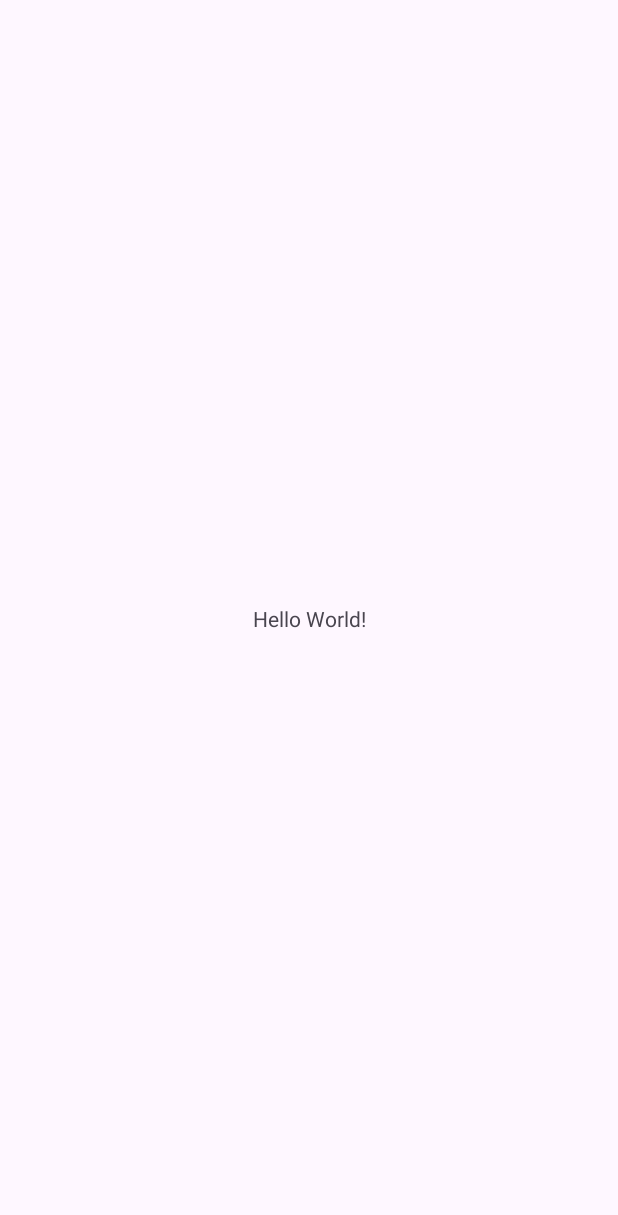
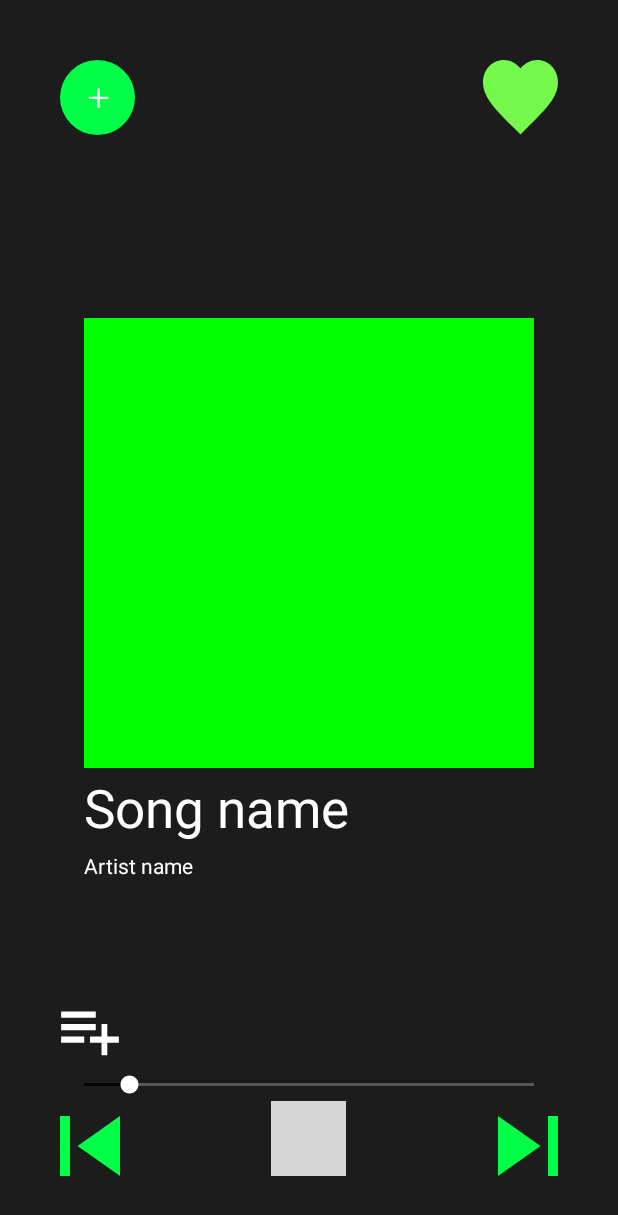
Before and after one commit to Yjoubayr/Projecte33, an Android app: the screen it shows after launch (MainActivity), on a phone screen of 412 x 824 dp. Before the commit the part shown is almost empty. Shown: the top 1215 px of the screen. Run offline under Robolectric (Android 15) with nearby library versions, the phone set to English and light mode, and no system bars; grey boxes are pictures that could not be loaded.

Commit message:
Pantalla Main on es reprudueixen les cançons feta

```diff
--- a/Android/ReproductorMusica/app/src/main/AndroidManifest.xml
+++ b/Android/ReproductorMusica/app/src/main/AndroidManifest.xml
@@ -13,6 +13,9 @@
         android:theme="@style/Theme.ReproductorMusica"
         tools:targetApi="31">
         <activity
+            android:name=".Llist"
+            android:exported="false" />
+        <activity
             android:name=".MainActivity"
             android:exported="true">
             <intent-filter>
--- /dev/null
+++ b/Android/ReproductorMusica/app/src/main/java/cat/boscdelacoma/reproductormusica/Llist.kt
@@ -0,0 +1,11 @@
+package cat.boscdelacoma.reproductormusica
+
+import androidx.appcompat.app.AppCompatActivity
+import android.os.Bundle
+
+class Llist : AppCompatActivity() {
+    override fun onCreate(savedInstanceState: Bundle?) {
+        super.onCreate(savedInstanceState)
+        setContentView(R.layout.activity_llist)
+    }
+}
--- /dev/null
+++ b/Android/ReproductorMusica/app/src/main/res/drawable/addplaylist.xml
@@ -0,0 +1,12 @@
+<vector xmlns:android="http://schemas.android.com/apk/res/android"
+    android:width="49dp"
+    android:height="49dp"
+    android:viewportWidth="49"
+    android:viewportHeight="49">
+  <path
+      android:pathData="M24.5,24.5m-24.5,0a24.5,24.5 0,1 1,49 0a24.5,24.5 0,1 1,-49 0"
+      android:fillColor="#00FF47"/>
+  <path
+      android:pathData="M31.575,25.5H26V31.125H24.375V25.5H18.825V24H24.375V18.375H26V24H31.575V25.5Z"
+      android:fillColor="#ffffff"/>
+</vector>
--- /dev/null
+++ b/Android/ReproductorMusica/app/src/main/res/drawable/addsongplaylist.xml
@@ -0,0 +1,9 @@
+<vector xmlns:android="http://schemas.android.com/apk/res/android"
+    android:width="39dp"
+    android:height="27dp"
+    android:viewportWidth="39"
+    android:viewportHeight="27">
+  <path
+      android:pathData="M23.25,7.75L0.75,7.75L0.75,11.5L23.25,11.5V7.75ZM23.25,0.25L0.75,0.25L0.75,4L23.25,4V0.25ZM30.75,15.25V7.75H27V15.25H19.5V19H27V26.5H30.75V19L38.25,19V15.25H30.75ZM0.75,19H15.75L15.75,15.25H0.75L0.75,19Z"
+      android:fillColor="#ffffff"/>
+</vector>
--- /dev/null
+++ b/Android/ReproductorMusica/app/src/main/res/drawable/likesongsvg.xml
@@ -0,0 +1,9 @@
+<vector xmlns:android="http://schemas.android.com/apk/res/android"
+    android:width="80dp"
+    android:height="74dp"
+    android:viewportWidth="80"
+    android:viewportHeight="74">
+  <path
+      android:pathData="M40,73.4L34.2,68.12C13.6,49.44 0,37.12 0,22C0,9.68 9.68,0 22,0C28.96,0 35.64,3.24 40,8.36C44.36,3.24 51.04,0 58,0C70.32,0 80,9.68 80,22C80,37.12 66.4,49.44 45.8,68.16L40,73.4Z"
+      android:fillColor="#75F94C"/>
+</vector>
--- /dev/null
+++ b/Android/ReproductorMusica/app/src/main/res/drawable/nextbtn.xml
@@ -0,0 +1,9 @@
+<vector xmlns:android="http://schemas.android.com/apk/res/android"
+    android:width="48dp"
+    android:height="48dp"
+    android:viewportWidth="48"
+    android:viewportHeight="48">
+  <path
+      android:pathData="M0,48L34,24L0,0L0,48ZM40,0V48H48V0L40,0Z"
+      android:fillColor="#00FF47"/>
+</vector>
--- /dev/null
+++ b/Android/ReproductorMusica/app/src/main/res/drawable/prevbtnsvg.xml
@@ -0,0 +1,9 @@
+<vector xmlns:android="http://schemas.android.com/apk/res/android"
+    android:width="48dp"
+    android:height="48dp"
+    android:viewportWidth="48"
+    android:viewportHeight="48">
+  <path
+      android:pathData="M0,0L8,0L8,48H0L0,0ZM14,24L48,48V0L14,24Z"
+      android:fillColor="#00FF47"/>
+</vector>
--- /dev/null
+++ b/Android/ReproductorMusica/app/src/main/res/drawable/simulador_imatge.xml
@@ -0,0 +1,11 @@
+<?xml version="1.0" encoding="utf-8"?>
+<shape xmlns:android="http://schemas.android.com/apk/res/android"
+    android:shape="rectangle">
+
+    <solid android:color="#00FF00" /> <!-- Código de color para verde -->
+
+    <size
+        android:width="100dp"
+    />
+
+</shape>
--- /dev/null
+++ b/Android/ReproductorMusica/app/src/main/res/layout/activity_llist.xml
@@ -0,0 +1,9 @@
+<?xml version="1.0" encoding="utf-8"?>
+<androidx.constraintlayout.widget.ConstraintLayout xmlns:android="http://schemas.android.com/apk/res/android"
+    xmlns:app="http://schemas.android.com/apk/res-auto"
+    xmlns:tools="http://schemas.android.com/tools"
+    android:layout_width="match_parent"
+    android:layout_height="match_parent"
+    tools:context=".Llist">
+
+</androidx.constraintlayout.widget.ConstraintLayout>
--- a/Android/ReproductorMusica/app/src/main/res/layout/activity_main.xml
+++ b/Android/ReproductorMusica/app/src/main/res/layout/activity_main.xml
@@ -1,18 +1,130 @@
 <?xml version="1.0" encoding="utf-8"?>
-<androidx.constraintlayout.widget.ConstraintLayout xmlns:android="http://schemas.android.com/apk/res/android"
+<RelativeLayout xmlns:android="http://schemas.android.com/apk/res/android"
     xmlns:app="http://schemas.android.com/apk/res-auto"
     xmlns:tools="http://schemas.android.com/tools"
     android:layout_width="match_parent"
     android:layout_height="match_parent"
-    tools:context=".MainActivity">
+    tools:context=".MainActivity"
+    android:orientation="vertical"
+    android:background="#1C1C1C"
+    android:padding="40dp"
+    >
+    <RelativeLayout
+        android:layout_width="match_parent"
+        android:layout_height="wrap_content"
+        android:orientation="horizontal"
+        >
+        <TextView
+            android:layout_width="50dp"
+            android:layout_height="50dp"
+            android:id="@+id/AddList"
+            android:textAlignment="center"
+            android:background="@drawable/addplaylist"
+            android:textColor="@color/white"
+            android:elevation="5dp"
+            android:layout_alignParentLeft="true"
+            />
+        <TextView
+            android:layout_width="50dp"
+            android:layout_height="50dp"
+            android:background="@drawable/likesongsvg"
+            android:id="@+id/AddFav"
+            android:layout_alignParentRight="true"
+            />
+    </RelativeLayout>
+    <RelativeLayout
+        android:layout_width="300dp"
+        android:layout_height="400dp"
+        android:orientation = "vertical"
+        android:layout_centerHorizontal="true"
+        android:layout_centerVertical="true"
+        >
+        <ImageView
+            android:layout_width="300dp"
+            android:layout_height="300dp"
+            android:background="@drawable/simulador_imatge"
+            />
 
-    <TextView
+        <TextView
+            android:layout_width="wrap_content"
+            android:layout_height="wrap_content"
+            android:text="Song name"
+            android:textColor="@color/white"
+            android:layout_alignParentBottom="true"
+            android:layout_marginBottom="50dp"
+            android:textSize="35dp"
+            />
+        <TextView
+            android:layout_width="wrap_content"
+            android:layout_height="wrap_content"
+            android:text="Artist name"
+            android:textColor="@color/white"
+            android:layout_alignParentBottom="true"
+            android:layout_marginBottom="25dp"
+            />
+
+    </RelativeLayout>
+    <RelativeLayout
         android:layout_width="wrap_content"
         android:layout_height="wrap_content"
-        android:text="Hello World!"
+        android:layout_alignParentBottom="true"
+        android:layout_marginBottom="80dp"
+        >
+        <TextView
+            android:layout_width="40dp"
+            android:layout_height="30dp"
+            android:background="@drawable/addsongplaylist"
+
+            />
+    </RelativeLayout>
+    <FrameLayout
+        android:layout_width="match_parent"
+        android:layout_height="wrap_content"
         app:layout_constraintBottom_toBottomOf="parent"
-        app:layout_constraintEnd_toEndOf="parent"
-        app:layout_constraintStart_toStartOf="parent"
-        app:layout_constraintTop_toTopOf="parent" />
+        android:layout_alignParentBottom="true"
+        >
 
-</androidx.constraintlayout.widget.ConstraintLayout>
+        <SeekBar
+            android:id="@+id/progressBar"
+            android:layout_width="match_parent"
+            android:layout_height="match_parent"
+            android:thumbTint="@color/white"
+            android:progressTint="@color/black"
+            android:progress="10"
+            android:progressBackgroundTint="@color/white"
+            android:scaleY="1"
+            android:scaleX="1"
+            />
+
+        <TextView
+            android:id="@+id/BackSong"
+            android:layout_width="40dp"
+            android:layout_height="40dp"
+            android:layout_gravity="left|bottom"
+            android:layout_marginTop="30dp"
+            android:background="@drawable/prevbtnsvg"
+            android:textColor="@color/white"
+            android:textAlignment="center"
+            />
+        <TextView
+            android:id="@+id/startSong"
+            android:layout_width="50dp"
+            android:layout_height="50dp"
+            android:textColor="@color/white"
+            android:layout_gravity="center|bottom"
+            android:background="@drawable/playbtn"
+            android:textAlignment="center"
+            />
+        <TextView
+            android:id="@+id/PassSong"
+            android:background="@drawable/nextbtn"
+            android:layout_width="40dp"
+            android:layout_height="40dp"
+            android:textColor="@color/white"
+            android:layout_gravity="right|bottom"
+
+            />
+    </FrameLayout>
+
+
+</RelativeLayout>
```
